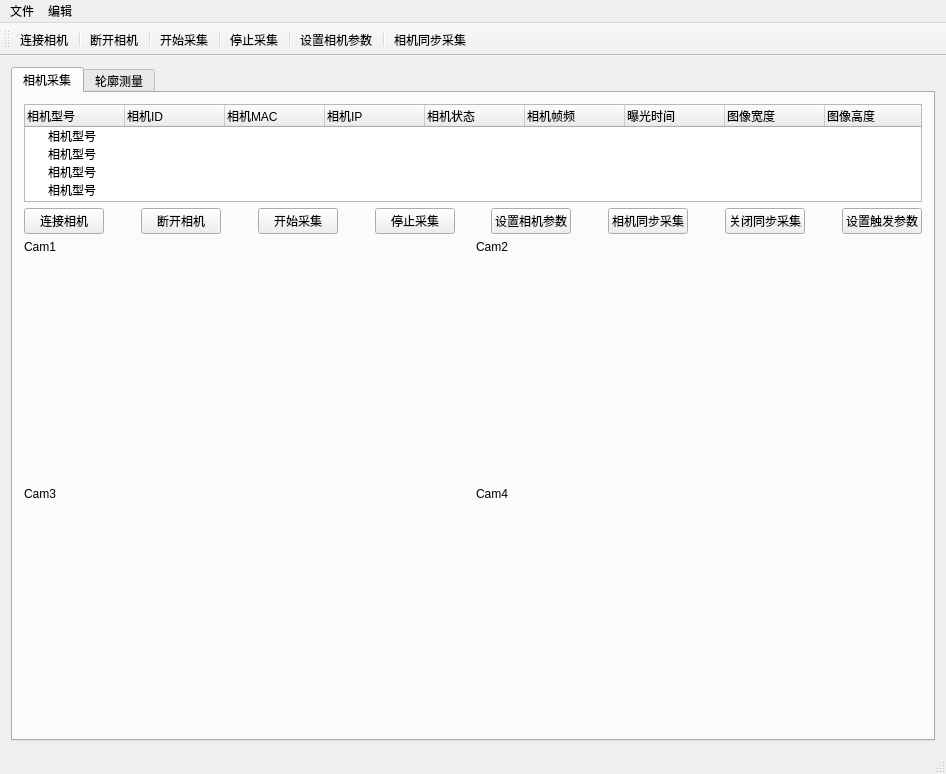
The window that BilletMeasurement/BilletMeasurement.ui (kliu1111/BilletMeasurement) describes before a commit, drawn with Qt 5.
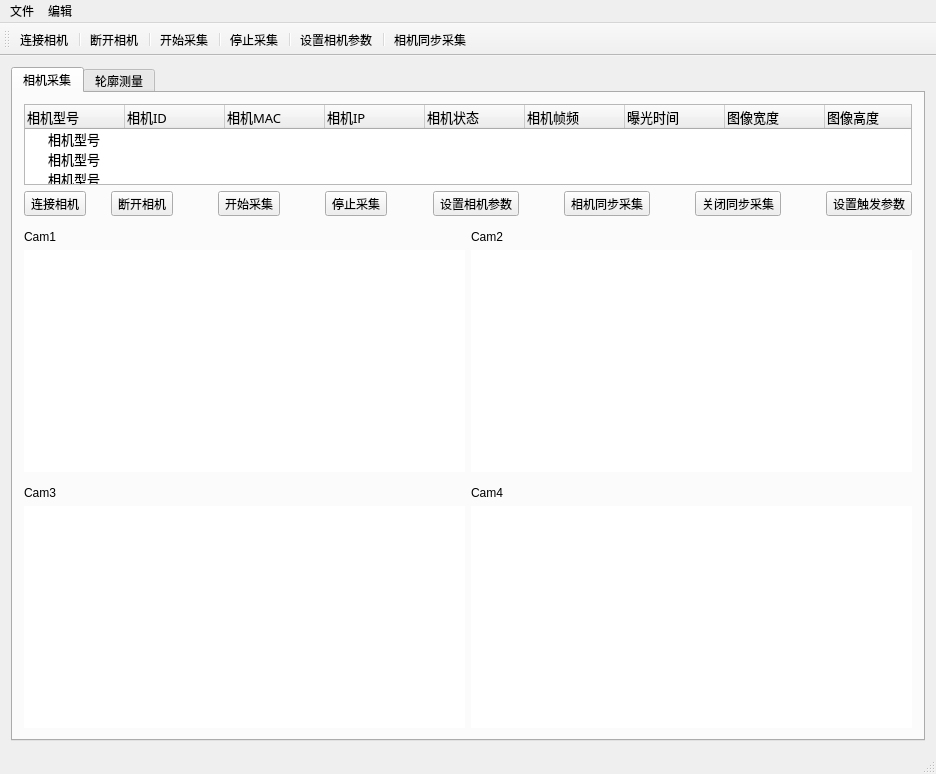
The same window after the commit. Icons and pictures are not drawn.

Commit message: 界面1.1

```diff
--- a/BilletMeasurement/BilletMeasurement.ui
+++ b/BilletMeasurement/BilletMeasurement.ui
@@ -9,7 +9,7 @@
    <rect>
     <x>0</x>
     <y>0</y>
-    <width>946</width>
+    <width>936</width>
     <height>774</height>
    </rect>
   </property>
@@ -47,11 +47,23 @@
        <attribute name="title">
         <string>相机采集</string>
        </attribute>
-       <layout class="QVBoxLayout" name="verticalLayout_5" stretch="4,1,20">
+       <layout class="QVBoxLayout" name="verticalLayout_5" stretch="4,2,25">
         <item>
          <layout class="QVBoxLayout" name="Layout_CamInfo">
           <item>
            <widget class="QTreeWidget" name="treeWidget">
+            <property name="font">
+             <font>
+              <family>ADMUI3Lg</family>
+              <pointsize>10</pointsize>
+              <weight>50</weight>
+              <italic>false</italic>
+              <bold>false</bold>
+             </font>
+            </property>
+            <property name="styleSheet">
+             <string notr="true">font: 10pt &quot;ADMUI3Lg&quot;;</string>
+            </property>
             <property name="verticalScrollBarPolicy">
              <enum>Qt::ScrollBarAlwaysOff</enum>
             </property>
@@ -116,6 +128,24 @@
              <property name="text">
               <string>相机型号</string>
              </property>
+             <property name="text">
+              <string/>
+             </property>
+             <property name="text">
+              <string/>
+             </property>
+             <property name="text">
+              <string/>
+             </property>
+             <property name="text">
+              <string/>
+             </property>
+             <property name="text">
+              <string/>
+             </property>
+             <property name="text">
+              <string/>
+             </property>
             </item>
             <item>
              <property name="text">
@@ -139,10 +169,23 @@
         <item>
          <layout class="QHBoxLayout" name="Layout_Btn">
           <item>
-           <widget class="QPushButton" name="pushButton">
+           <widget class="QToolButton" name="toolButton_8">
             <property name="text">
              <string>连接相机</string>
             </property>
+            <property name="icon">
+             <iconset resource="BilletMeasurement.qrc">
+              <normaloff>:/image/ico/connect.ico</normaloff>:/image/ico/connect.ico</iconset>
+            </property>
+            <property name="iconSize">
+             <size>
+              <width>24</width>
+              <height>24</height>
+             </size>
+            </property>
+            <property name="toolButtonStyle">
+             <enum>Qt::ToolButtonTextUnderIcon</enum>
+            </property>
            </widget>
           </item>
           <item>
@@ -152,17 +195,30 @@
             </property>
             <property name="sizeHint" stdset="0">
              <size>
-              <width>40</width>
+              <width>20</width>
               <height>20</height>
              </size>
             </property>
            </spacer>
           </item>
           <item>
-           <widget class="QPushButton" name="pushButton_2">
+           <widget class="QToolButton" name="toolButton_9">
             <property name="text">
              <string>断开相机</string>
             </property>
+            <property name="icon">
+             <iconset resource="BilletMeasurement.qrc">
+              <normaloff>:/image/ico/disconnect.ico</normaloff>:/image/ico/disconnect.ico</iconset>
+            </property>
+            <property name="iconSize">
+             <size>
+              <width>24</width>
+              <height>24</height>
+             </size>
+            </property>
+            <property name="toolButtonStyle">
+             <enum>Qt::ToolButtonTextUnderIcon</enum>
+            </property>
            </widget>
           </item>
           <item>
@@ -179,10 +235,23 @@
            </spacer>
           </item>
           <item>
-           <widget class="QPushButton" name="pushButton_4">
+           <widget class="QToolButton" name="toolButton_10">
             <property name="text">
              <string>开始采集</string>
             </property>
+            <property name="icon">
+             <iconset resource="BilletMeasurement.qrc">
+              <normaloff>:/image/ico/start.ico</normaloff>:/image/ico/start.ico</iconset>
+            </property>
+            <property name="iconSize">
+             <size>
+              <width>24</width>
+              <height>24</height>
+             </size>
+            </property>
+            <property name="toolButtonStyle">
+             <enum>Qt::ToolButtonTextUnderIcon</enum>
+            </property>
            </widget>
           </item>
           <item>
@@ -199,10 +268,23 @@
            </spacer>
           </item>
           <item>
-           <widget class="QPushButton" name="pushButton_6">
+           <widget class="QToolButton" name="toolButton_11">
             <property name="text">
              <string>停止采集</string>
             </property>
+            <property name="icon">
+             <iconset resource="BilletMeasurement.qrc">
+              <normaloff>:/image/ico/pasue.ico</normaloff>:/image/ico/pasue.ico</iconset>
+            </property>
+            <property name="iconSize">
+             <size>
+              <width>24</width>
+              <height>24</height>
+             </size>
+            </property>
+            <property name="toolButtonStyle">
+             <enum>Qt::ToolButtonTextUnderIcon</enum>
+            </property>
            </widget>
           </item>
           <item>
@@ -219,10 +301,23 @@
            </spacer>
           </item>
           <item>
-           <widget class="QPushButton" name="pushButton_5">
+           <widget class="QToolButton" name="toolButton_12">
             <property name="text">
              <string>设置相机参数</string>
             </property>
+            <property name="icon">
+             <iconset resource="BilletMeasurement.qrc">
+              <normaloff>:/image/ico/Setting_32px.ico</normaloff>:/image/ico/Setting_32px.ico</iconset>
+            </property>
+            <property name="iconSize">
+             <size>
+              <width>24</width>
+              <height>24</height>
+             </size>
+            </property>
+            <property name="toolButtonStyle">
+             <enum>Qt::ToolButtonTextUnderIcon</enum>
+            </property>
            </widget>
           </item>
           <item>
@@ -239,10 +334,23 @@
            </spacer>
           </item>
           <item>
-           <widget class="QPushButton" name="pushButton_3">
+           <widget class="QToolButton" name="toolButton_13">
             <property name="text">
              <string>相机同步采集</string>
             </property>
+            <property name="icon">
+             <iconset resource="BilletMeasurement.qrc">
+              <normaloff>:/image/ico/开关 开(1).png</normaloff>:/image/ico/开关 开(1).png</iconset>
+            </property>
+            <property name="iconSize">
+             <size>
+              <width>24</width>
+              <height>24</height>
+             </size>
+            </property>
+            <property name="toolButtonStyle">
+             <enum>Qt::ToolButtonTextUnderIcon</enum>
+            </property>
            </widget>
           </item>
           <item>
@@ -259,10 +367,23 @@
            </spacer>
           </item>
           <item>
-           <widget class="QPushButton" name="pushButton_7">
+           <widget class="QToolButton" name="toolButton_14">
             <property name="text">
              <string>关闭同步采集</string>
             </property>
+            <property name="icon">
+             <iconset resource="BilletMeasurement.qrc">
+              <normaloff>:/image/ico/开关 关(1).png</normaloff>:/image/ico/开关 关(1).png</iconset>
+            </property>
+            <property name="iconSize">
+             <size>
+              <width>24</width>
+              <height>24</height>
+             </size>
+            </property>
+            <property name="toolButtonStyle">
+             <enum>Qt::ToolButtonTextUnderIcon</enum>
+            </property>
            </widget>
           </item>
           <item>
@@ -279,23 +400,66 @@
            </spacer>
           </item>
           <item>
-           <widget class="QPushButton" name="pushButton_8">
+           <widget class="QToolButton" name="toolButton_15">
             <property name="text">
              <string>设置触发参数</string>
             </property>
+            <property name="icon">
+             <iconset resource="BilletMeasurement.qrc">
+              <normaloff>:/image/ico/设置参数.png</normaloff>:/image/ico/设置参数.png</iconset>
+            </property>
+            <property name="iconSize">
+             <size>
+              <width>24</width>
+              <height>24</height>
+             </size>
+            </property>
+            <property name="toolButtonStyle">
+             <enum>Qt::ToolButtonTextUnderIcon</enum>
+            </property>
            </widget>
           </item>
          </layout>
         </item>
         <item>
-         <layout class="QGridLayout" name="Layout_ImageShow">
-          <item row="0" column="1">
-           <widget class="QLabel" name="label_2">
+         <layout class="QGridLayout" name="Layout_ImageShow" rowstretch="1,10,1,10" columnstretch="0,0">
+          <item row="1" column="1">
+           <widget class="QLabel" name="label_6">
+            <property name="styleSheet">
+             <string notr="true">background-color: rgb(255, 255, 255);</string>
+            </property>
             <property name="text">
-             <string>Cam2</string>
+             <string/>
             </property>
+           </widget>
+          </item>
+          <item row="2" column="0">
+           <widget class="QLabel" name="label_7">
+            <property name="text">
+             <string>Cam3</string>
+            </property>
             <property name="alignment">
-             <set>Qt::AlignLeading|Qt::AlignLeft|Qt::AlignTop</set>
+             <set>Qt::AlignBottom|Qt::AlignLeading|Qt::AlignLeft</set>
+            </property>
+           </widget>
+          </item>
+          <item row="1" column="0">
+           <widget class="QLabel" name="label_5">
+            <property name="styleSheet">
+             <string notr="true">background-color: rgb(255, 255, 255);</string>
+            </property>
+            <property name="text">
+             <string/>
+            </property>
+           </widget>
+          </item>
+          <item row="2" column="1">
+           <widget class="QLabel" name="label_8">
+            <property name="text">
+             <string>Cam4</string>
+            </property>
+            <property name="alignment">
+             <set>Qt::AlignBottom|Qt::AlignLeading|Qt::AlignLeft</set>
             </property>
            </widget>
           </item>
@@ -305,24 +469,40 @@
              <string>Cam1</string>
             </property>
             <property name="alignment">
-             <set>Qt::AlignLeading|Qt::AlignLeft|Qt::AlignTop</set>
+             <set>Qt::AlignBottom|Qt::AlignLeading|Qt::AlignLeft</set>
             </property>
            </widget>
           </item>
-          <item row="1" column="0">
-           <widget class="QLabel" name="label_3">
+          <item row="0" column="1">
+           <widget class="QLabel" name="label_2">
             <property name="text">
-             <string>Cam3</string>
+             <string>Cam2</string>
             </property>
             <property name="alignment">
-             <set>Qt::AlignLeading|Qt::AlignLeft|Qt::AlignTop</set>
+             <set>Qt::AlignBottom|Qt::AlignLeading|Qt::AlignLeft</set>
             </property>
            </widget>
           </item>
-          <item row="1" column="1">
+          <item row="3" column="1">
            <widget class="QLabel" name="label_4">
+            <property name="styleSheet">
+             <string notr="true">background-color: rgb(255, 255, 255);</string>
+            </property>
             <property name="text">
-             <string>Cam4</string>
+             <string/>
+            </property>
+            <property name="alignment">
+             <set>Qt::AlignLeading|Qt::AlignLeft|Qt::AlignTop</set>
+            </property>
+           </widget>
+          </item>
+          <item row="3" column="0">
+           <widget class="QLabel" name="label_3">
+            <property name="styleSheet">
+             <string notr="true">background-color: rgb(255, 255, 255);</string>
+            </property>
+            <property name="text">
+             <string/>
             </property>
             <property name="alignment">
              <set>Qt::AlignLeading|Qt::AlignLeft|Qt::AlignTop</set>
@@ -347,7 +527,7 @@
     <rect>
      <x>0</x>
      <y>0</y>
-     <width>946</width>
+     <width>936</width>
      <height>17</height>
     </rect>
    </property>
@@ -365,6 +545,7 @@
    <addaction name="menu"/>
    <addaction name="menu_2"/>
   </widget>
+  <widget class="QStatusBar" name="statusBar"/>
   <widget class="QToolBar" name="mainToolBar">
    <attribute name="toolBarArea">
     <enum>TopToolBarArea</enum>
@@ -384,7 +565,6 @@
    <addaction name="separator"/>
    <addaction name="action_syncing"/>
   </widget>
-  <widget class="QStatusBar" name="statusBar"/>
   <action name="action_connect">
    <property name="icon">
     <iconset resource="BilletMeasurement.qrc">
```
Left out of the diff: 16 changed lines with no effect on the pictures. The commit also changes 3 other files.
